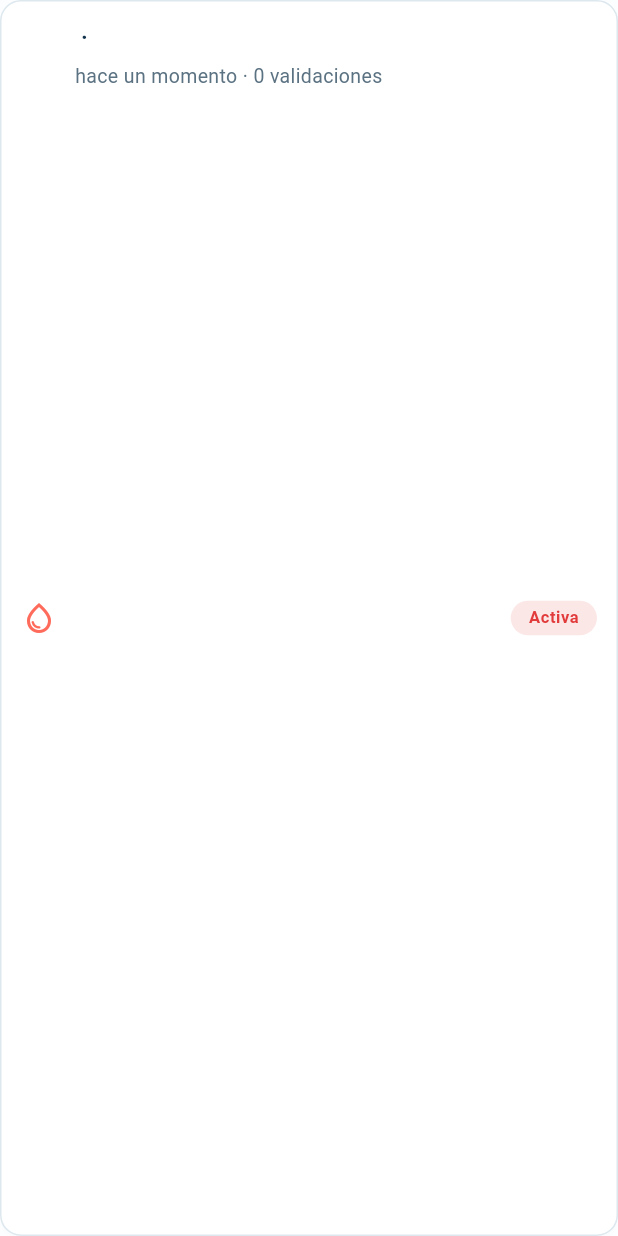
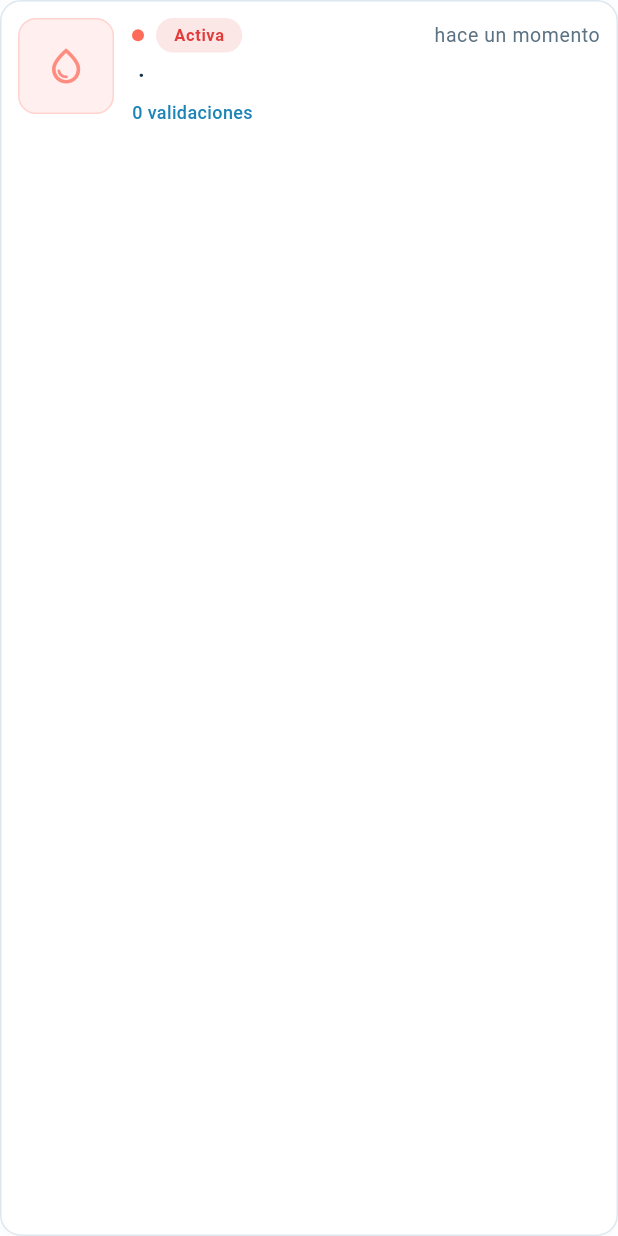
Before and after one commit to arquimedesgarcia/gota, a Flutter app: the LeakSummaryTile widget shown alone on an empty page, opened directly with empty values, on a phone screen of 412 x 824 dp. Run offline on Flutter 3.47's test engine with Material 3 defaults, Android fonts, the phone set to English and light mode, and no system bars; our stand-ins replace firebase_core, firebase_messaging, flutter_image_compress, flutter_riverpod, geolocator, image_picker and 1 more; missing offline and left inert: maplibre_gl; accounts and stored records are empty; network calls fail.

Commit message:
feat(map): tarjeta de fuga rediseñada, auto-centrar y reorden Home
- _SelectedLeakCard: miniatura de estado + badge + antigüedad + lugar +
  validaciones + botón "Ver detalle" ancho completo (patrón prototipo)
- Tarjeta reposicionada en el mapa: top debajo de los botones +/- y
  ya no interfiere con el FAB de ubicación (bottom-right)
- _MapListView y LeakSummaryTile: mismo diseño de tarjeta con thumbnail
  64/76px de estado (icono coloreado con color de fuga)
- MapScreen auto-centra en GPS al abrir (equivalente a presionar el botón)
- Home: resumen reordenado → Resueltas hoy | Fallas activas | Agua

Co-Authored-By: Claude Sonnet 4.6 <noreply@anthropic.com>

```diff
--- a/lib/features/leaks/presentation/leak_summary_tile.dart
+++ b/lib/features/leaks/presentation/leak_summary_tile.dart
@@ -12,9 +12,8 @@ Key leakTileKey(String reportId) => ValueKey('leak-tile-$reportId');
 
 /// Fila reutilizable de una falla: la usan tanto la lista de Inicio
 /// (`RecentLeaksList`) como la tarjeta "Actividad reciente"
-/// (`RecentActivityCard`). Icono y color por estado (resuelto → check verde;
-/// activo → gota acento), lugar, línea `antigüedad · validaciones` y badge de
-/// estado. Al tocarla abre el detalle, donde viven las acciones comunitarias.
+/// (`RecentActivityCard`). Miniatura de estado, lugar, antigüedad y badge.
+/// Al tocarla abre el detalle con las acciones comunitarias.
 class LeakSummaryTile extends StatelessWidget {
   const LeakSummaryTile({super.key, required this.leak});
 
@@ -30,46 +29,66 @@ class LeakSummaryTile extends StatelessWidget {
     return Card(
       child: InkWell(
         key: leakTileKey(leak.id),
-        borderRadius: BorderRadius.circular(14),
+        borderRadius: BorderRadius.circular(AppRadius.lg),
         onTap: () => Navigator.of(context).push(
           MaterialPageRoute<void>(
             builder: (_) => LeakDetailScreen(reportId: leak.id),
           ),
         ),
         child: Padding(
-          padding: const EdgeInsets.all(14),
+          padding: const EdgeInsets.all(AppSpacing.md),
           child: Row(
+            crossAxisAlignment: CrossAxisAlignment.start,
             children: [
-              Icon(
-                leak.isResolved
-                    ? Icons.check_circle_outline
-                    : Icons.water_drop_outlined,
-                color: leak.isResolved ? AppColors.success : AppColors.accent,
-              ),
-              const SizedBox(width: 12),
+              _LeakThumbnail(leak: leak),
+              const SizedBox(width: AppSpacing.md),
               Expanded(
                 child: Column(
                   crossAxisAlignment: CrossAxisAlignment.start,
                   children: [
+                    Row(
+                      children: [
+                        Container(
+                          width: 8,
+                          height: 8,
+                          decoration: BoxDecoration(
+                            color: leak.isResolved
+                                ? AppColors.success
+                                : AppColors.accent,
+                            shape: BoxShape.circle,
+                          ),
+                        ),
+                        const SizedBox(width: AppSpacing.sm),
+                        leak.isResolved
+                            ? StatusBadgePresets.resolved(context)
+                            : StatusBadgePresets.active(context),
+                        const Spacer(),
+                        Text(
+                          describeLeakAge(leak.createdAt),
+                          style: Theme.of(context).textTheme.bodySmall
+                              ?.copyWith(color: AppColors.textMuted),
+                        ),
+                      ],
+                    ),
+                    const SizedBox(height: AppSpacing.xs),
                     Text(
                       place.isEmpty ? LeakCommunityCopy.screenTitle : place,
                       style: Theme.of(context).textTheme.titleMedium,
+                      maxLines: 1,
+                      overflow: TextOverflow.ellipsis,
                     ),
-                    const SizedBox(height: 4),
+                    const SizedBox(height: AppSpacing.xs),
                     Text(
-                      '${describeLeakAge(leak.createdAt)} · '
-                      '${LeakCommunityCopy.validationCount(leak.validationCount)}',
+                      LeakCommunityCopy.validationCount(leak.validationCount),
                       style: const TextStyle(
-                        color: AppColors.textMuted,
-                        fontSize: 13,
+                        color: AppColors.primary,
+                        fontSize: 12,
+                        fontWeight: FontWeight.w500,
                       ),
                     ),
                   ],
                 ),
               ),
-              leak.isResolved
-                  ? StatusBadgePresets.resolved(context)
-                  : StatusBadgePresets.active(context),
             ],
           ),
         ),
@@ -77,3 +96,29 @@ class LeakSummaryTile extends StatelessWidget {
     );
   }
 }
+
+class _LeakThumbnail extends StatelessWidget {
+  const _LeakThumbnail({required this.leak});
+
+  final LeakSummary leak;
+  static const double size = 64.0;
+
+  @override
+  Widget build(BuildContext context) {
+    final color = leak.isResolved ? AppColors.success : AppColors.accent;
+    return Container(
+      width: size,
+      height: size,
+      decoration: BoxDecoration(
+        color: color.withValues(alpha: 0.10),
+        borderRadius: BorderRadius.circular(AppRadius.md),
+        border: Border.all(color: color.withValues(alpha: 0.22)),
+      ),
+      child: Icon(
+        leak.isResolved ? Icons.check_circle_outline : Icons.water_drop_outlined,
+        color: color.withValues(alpha: 0.75),
+        size: size * 0.44,
+      ),
+    );
+  }
+}
```
Also changed, not shown: lib/features/home/presentation/home_screen.dart (+8 -8 lines), lib/features/map/presentation/map_screen.dart (+130 -83 lines).
